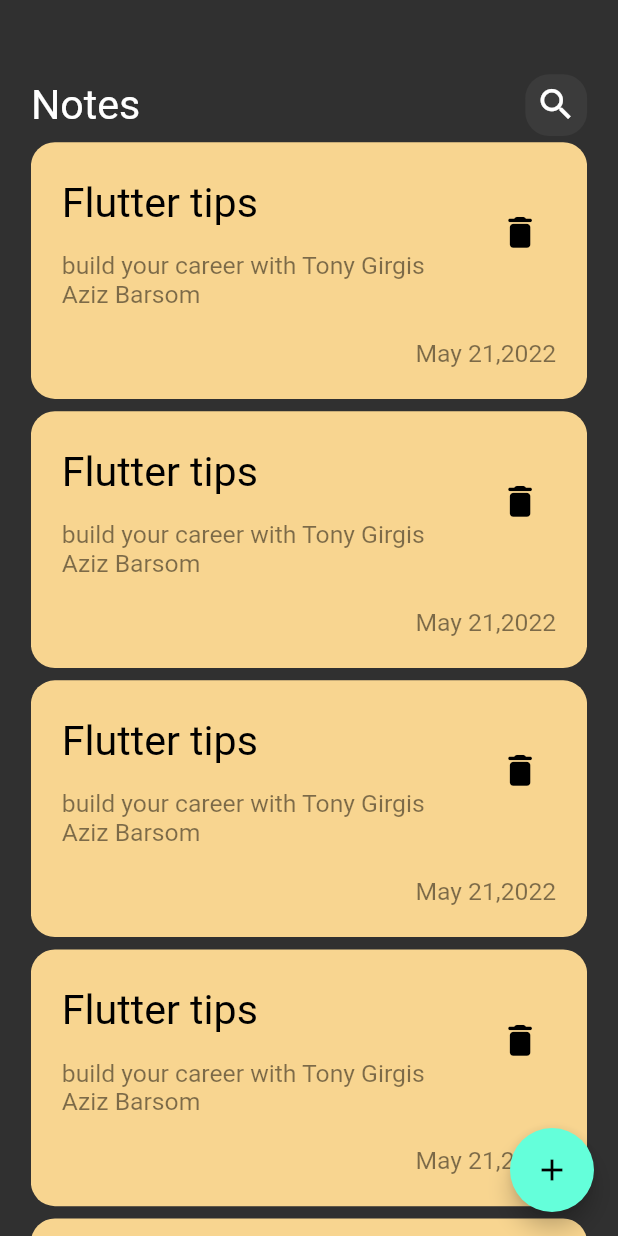
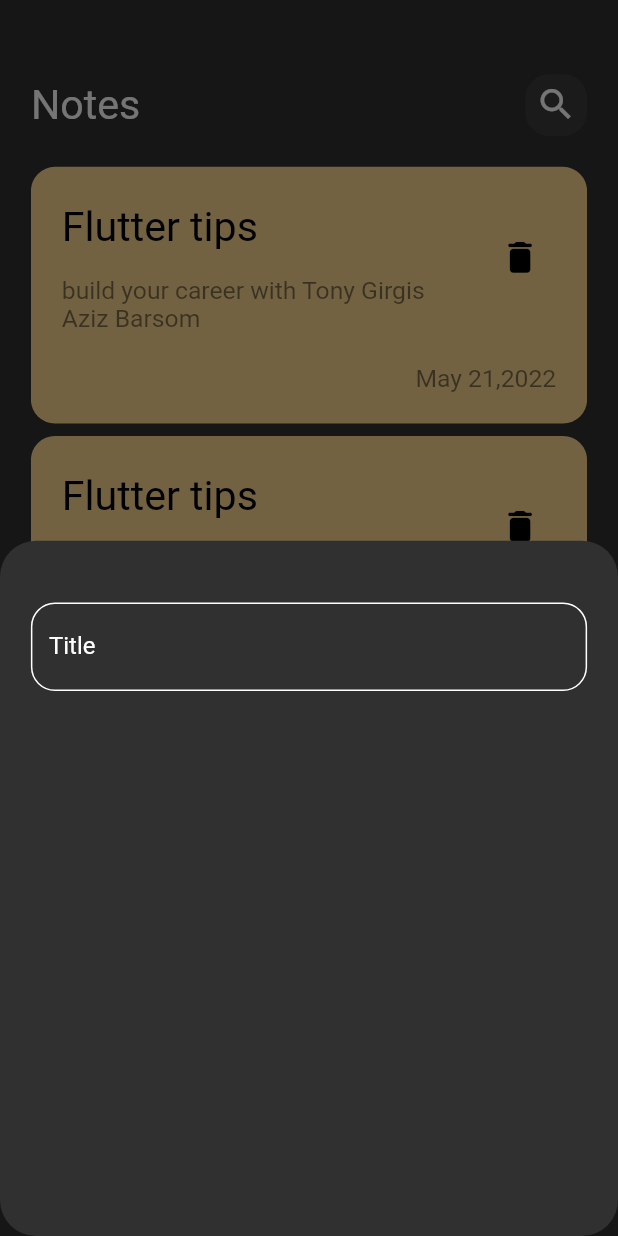
Before and after one commit to ToOoNyGirgis/notes_app, a Flutter app: the screen it shows after launch, after a tap on the "add" icon, on a phone screen of 412 x 824 dp. Run offline on Flutter 3.47's test engine with Material 2 defaults, Android fonts, the phone set to English and light mode, and no system bars; our stand-ins replace sizer.

Commit message:
create custom_text_field

```diff
--- /dev/null
+++ b/lib/constants.dart
@@ -0,0 +1,3 @@
+import 'package:flutter/material.dart';
+
+const kPrimaryColor = Colors.indigo;
--- a/lib/views/notes_view.dart
+++ b/lib/views/notes_view.dart
@@ -1,4 +1,6 @@
 import 'package:flutter/material.dart';
+import 'package:notes_app/constants.dart';
+import 'package:notes_app/views/widgets/add_note_bottom_sheet.dart';
 import 'package:notes_app/views/widgets/custom_notes_body.dart';
 
 class NotesView extends StatelessWidget {
@@ -8,8 +10,19 @@ class NotesView extends StatelessWidget {
   Widget build(BuildContext context) {
     return Scaffold(
       floatingActionButton: FloatingActionButton(
-        onPressed: () {},
-        child: Icon(Icons.add),
+        backgroundColor: kPrimaryColor,
+        onPressed: () {
+          showModalBottomSheet(
+            context: context,
+            builder: (context) {
+              return AddNoteBottomSheet();
+            },
+            shape: RoundedRectangleBorder(
+              borderRadius: BorderRadius.circular(24),
+            ),
+          );
+        },
+        child: Icon(Icons.add , color: Colors.white,),
       ),
       body: CustomNotesBody(),
     );
--- /dev/null
+++ b/lib/views/widgets/add_note_bottom_sheet.dart
@@ -0,0 +1,20 @@
+import 'package:flutter/material.dart';
+import 'package:notes_app/views/widgets/custom_text_field.dart';
+import 'package:sizer/sizer.dart';
+class AddNoteBottomSheet extends StatelessWidget {
+  const AddNoteBottomSheet({Key? key}) : super(key: key);
+
+  @override
+  Widget build(BuildContext context) {
+    return Padding(
+      padding:  EdgeInsets.symmetric(horizontal:5.w ),
+      child: Column(
+        children: [
+          SizedBox(height: 5.h,),
+          CustomTextField(
+          )
+        ],
+      ),
+    );
+  }
+}
--- /dev/null
+++ b/lib/views/widgets/custom_text_field.dart
@@ -0,0 +1,29 @@
+import 'package:flutter/material.dart';
+import 'package:notes_app/constants.dart';
+import 'package:sizer/sizer.dart';
+
+class CustomTextField extends StatelessWidget {
+  const CustomTextField({Key? key}) : super(key: key);
+  // final Color color =Colors.white;
+  @override
+  Widget build(BuildContext context) {
+    return TextField(
+      cursorColor: kPrimaryColor,
+      decoration: InputDecoration(
+        hintText: 'Title',
+        labelText: 'Title',
+        labelStyle: TextStyle(color: Colors.white),
+        border: buildBorder(),
+        enabledBorder: buildBorder(),
+        disabledBorder: buildBorder(),
+        focusedBorder: buildBorder(kPrimaryColor),
+      ),
+    );
+  }
+
+  OutlineInputBorder buildBorder([color]) {
+    return OutlineInputBorder(
+        borderRadius: BorderRadius.circular(16),
+        borderSide: BorderSide(color: color ?? Colors.white));
+  }
+}
--- a/lib/views/widgets/note_list_view.dart
+++ b/lib/views/widgets/note_list_view.dart
@@ -8,13 +8,17 @@ class NotesListView extends StatelessWidget {
 
   @override
   Widget build(BuildContext context) {
-    return ListView.builder(
+    return Padding(
+      padding:  EdgeInsets.symmetric(vertical: 2.h),
+      child: ListView.builder(
+        padding: EdgeInsets.zero,
         itemBuilder: (context, index) {
           return Padding(
             padding:  EdgeInsets.symmetric(vertical: 0.5.h),
             child: CustomNoteItem(),
           );
         },
+      ),
     );
   }
 }
```
Lines whose indentation alone changed are shown as unchanged.
